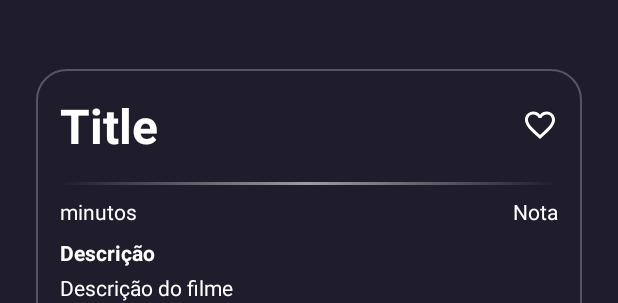
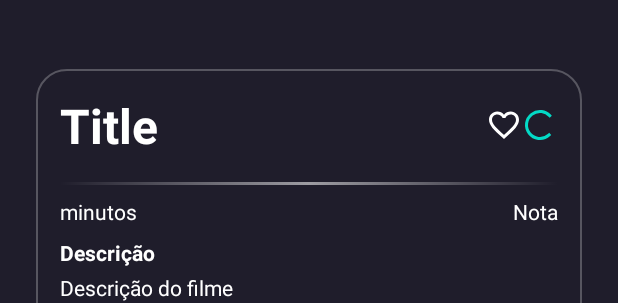
Before and after one commit to RaulGoncalo/TMDB-App, an Android app: the layout activity_movie_details.xml on its own in the app's theme, with its tools: preview values and no code run, on a phone screen of 412 x 824 dp. Shown: the part 649-952 px from the top of the screen. Run offline under Robolectric (Android 15) with nearby library versions, the phone set to English and light mode, and no system bars; plain views replace BlurView; network calls fail.

Commit message:
Alguns refinamentos e melhorias na MovieDetailsActivity

```diff
--- a/app/src/main/res/layout/activity_movie_details.xml
+++ b/app/src/main/res/layout/activity_movie_details.xml
@@ -88,6 +88,13 @@
                             android:layout_height="wrap_content"
                             android:layout_gravity="center_vertical"
                             android:src="@drawable/ic_favorite_border_24" />
+
+                        <ProgressBar
+                            android:id="@+id/pbFavorites"
+                            android:visibility="visible"
+                            android:layout_width="24dp"
+                            android:layout_height="24dp"
+                            android:layout_gravity="center_vertical"/>
                     </LinearLayout>
 
                     <androidx.recyclerview.widget.RecyclerView
```
Also changed, not shown: app/src/main/java/com/rgos_developer/tmdbapp/presentation/activities/MovieDetailsActivity.kt (+26 -16 lines).
